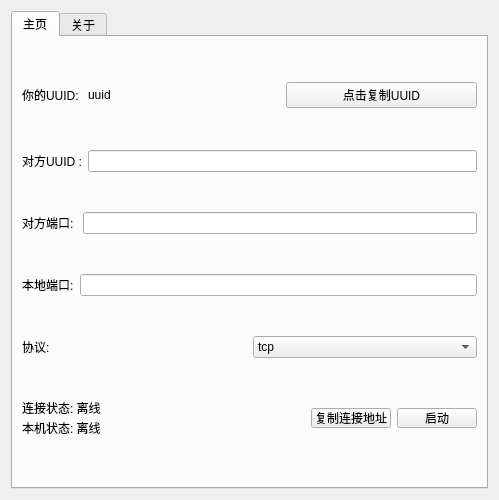
This is widget.ui in XinyuCraft/ShitOnline as Qt 5 draws it before an edit. The edited form follows.
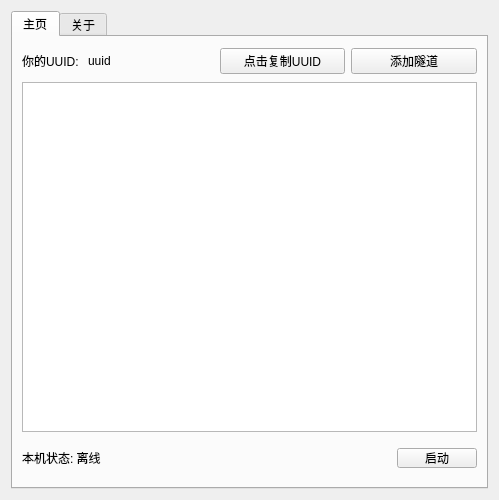
This is the edited form.

Commit message: 终于完成了多隧道功能!!!!

Patch:
```diff
--- a/widget.ui
+++ b/widget.ui
@@ -13,7 +13,7 @@
   <property name="windowTitle">
    <string>Widget</string>
   </property>
-  <layout class="QHBoxLayout" name="horizontalLayout">
+  <layout class="QVBoxLayout" name="verticalLayout_3">
    <item>
     <widget class="QTabWidget" name="tabWidget">
      <property name="currentIndex">
@@ -25,7 +25,7 @@
       </attribute>
       <layout class="QVBoxLayout" name="verticalLayout_2">
        <item>
-        <layout class="QHBoxLayout" name="horizontalLayout_2">
+        <layout class="QHBoxLayout" name="horizontalLayout">
          <item>
           <widget class="QLabel" name="label">
            <property name="minimumSize">
@@ -59,74 +59,17 @@
            </property>
           </widget>
          </item>
-        </layout>
-       </item>
-       <item>
-        <layout class="QHBoxLayout" name="horizontalLayout_4">
          <item>
-          <widget class="QLabel" name="label_2">
+          <widget class="QPushButton" name="pushButton_add_new_app">
            <property name="text">
-            <string>对方UUID :</string>
+            <string>添加隧道</string>
            </property>
           </widget>
          </item>
-         <item>
-          <widget class="QLineEdit" name="lineEdit_uuid"/>
-         </item>
         </layout>
        </item>
        <item>
-        <layout class="QHBoxLayout" name="horizontalLayout_5">
-         <item>
-          <widget class="QLabel" name="label_3">
-           <property name="text">
-            <string>对方端口: </string>
-           </property>
-          </widget>
-         </item>
-         <item>
-          <widget class="QLineEdit" name="lineEdit_dstport"/>
-         </item>
-        </layout>
-       </item>
-       <item>
-        <layout class="QHBoxLayout" name="horizontalLayout_6">
-         <item>
-          <widget class="QLabel" name="label_4">
-           <property name="text">
-            <string>本地端口:</string>
-           </property>
-          </widget>
-         </item>
-         <item>
-          <widget class="QLineEdit" name="lineEdit_srcport"/>
-         </item>
-        </layout>
-       </item>
-       <item>
-        <layout class="QHBoxLayout" name="horizontalLayout_7">
-         <item>
-          <widget class="QLabel" name="label_5">
-           <property name="text">
-            <string>协议: </string>
-           </property>
-          </widget>
-         </item>
-         <item>
-          <widget class="QComboBox" name="comboBox_protocol">
-           <item>
-            <property name="text">
-             <string>tcp</string>
-            </property>
-           </item>
-           <item>
-            <property name="text">
-             <string>udp</string>
-            </property>
-           </item>
-          </widget>
-         </item>
-        </layout>
+        <widget class="QListWidget" name="listWidget"/>
        </item>
        <item>
         <layout class="QHBoxLayout" name="horizontalLayout_3">
@@ -135,25 +78,6 @@
            <property name="spacing">
             <number>0</number>
            </property>
-           <item>
-            <widget class="QLabel" name="label_connect_state">
-             <property name="minimumSize">
-              <size>
-               <width>80</width>
-               <height>20</height>
-              </size>
-             </property>
-             <property name="maximumSize">
-              <size>
-               <width>80</width>
-               <height>20</height>
-              </size>
-             </property>
-             <property name="text">
-              <string>连接状态: 离线</string>
-             </property>
-            </widget>
-           </item>
            <item>
             <widget class="QLabel" name="label_mystate">
              <property name="minimumSize">
@@ -188,25 +112,6 @@
            </property>
           </spacer>
          </item>
-         <item>
-          <widget class="QPushButton" name="pushButton_copy_addr">
-           <property name="minimumSize">
-            <size>
-             <width>80</width>
-             <height>20</height>
-            </size>
-           </property>
-           <property name="maximumSize">
-            <size>
-             <width>80</width>
-             <height>20</height>
-            </size>
-           </property>
-           <property name="text">
-            <string>复制连接地址</string>
-           </property>
-          </widget>
-         </item>
          <item>
           <widget class="QPushButton" name="pushButton_start">
            <property name="minimumSize">
```
The commit also changes 12 other files.
